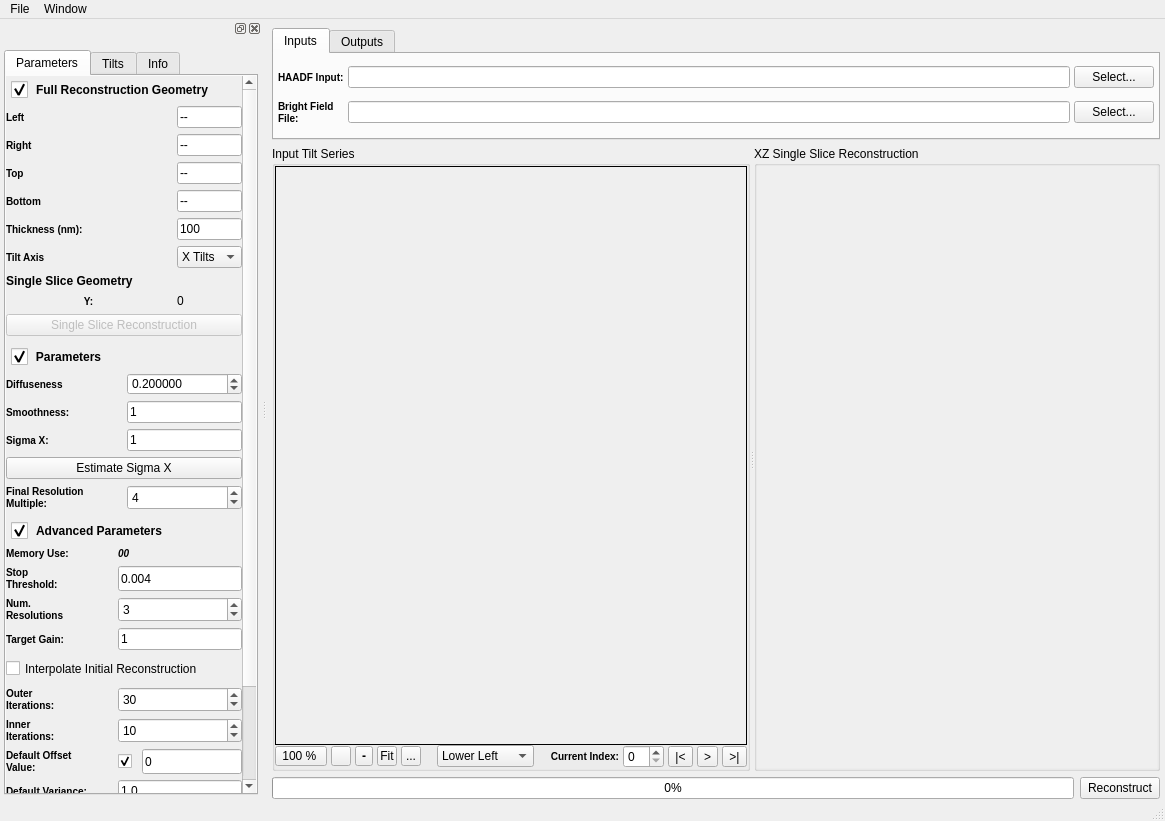
Before: the Qt Designer form Code/Applications/TomoGui/UI_Files/TomoGui.ui in OpenMBIR/OpenMBIR-TEM, drawn with Qt 5.
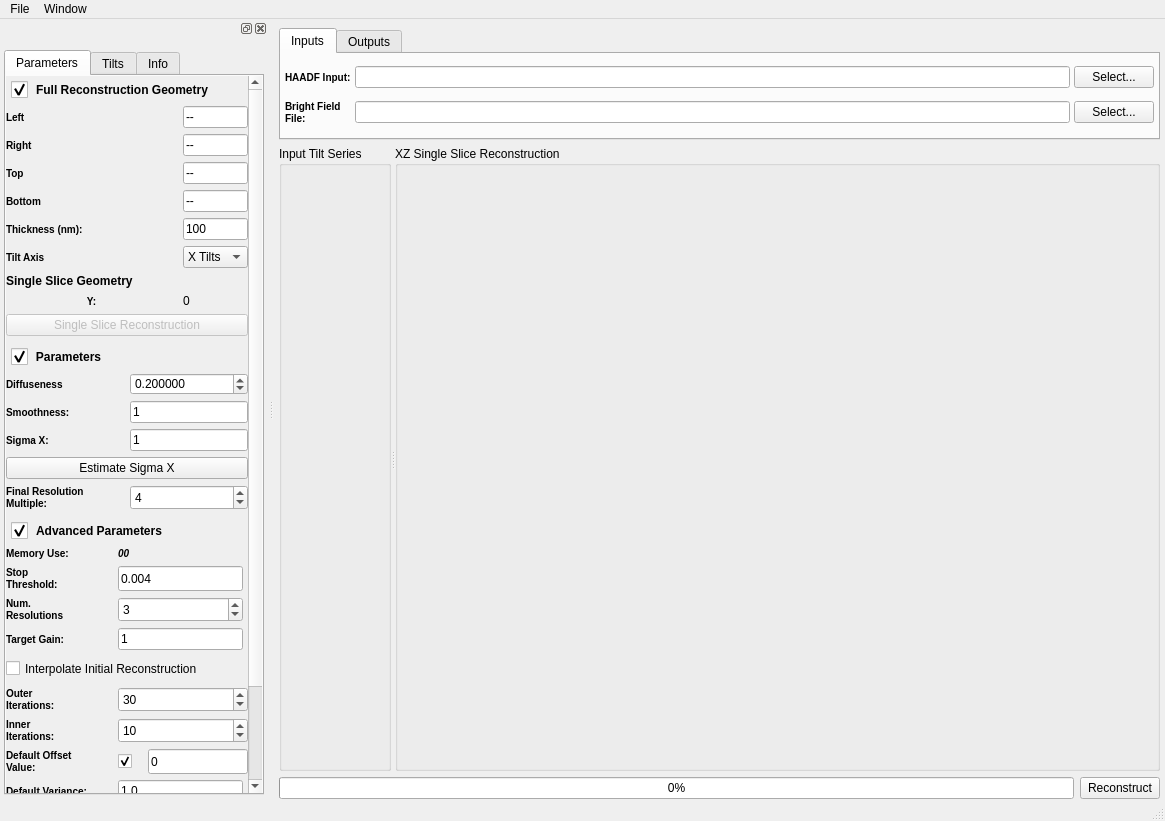
After: the same form once the commit is applied. Icons and pictures are not drawn. Custom widgets are drawn as their Qt base class.

Commit message: Refactoring the GUI for better user interaction with the image/tilt series display

```diff
--- a/Code/Applications/TomoGui/UI_Files/TomoGui.ui
+++ b/Code/Applications/TomoGui/UI_Files/TomoGui.ui
@@ -327,350 +327,7 @@
          <number>0</number>
         </property>
         <item>
-         <widget class="QFrame" name="frame_2">
-          <property name="sizePolicy">
-           <sizepolicy hsizetype="Expanding" vsizetype="Expanding">
-            <horstretch>0</horstretch>
-            <verstretch>0</verstretch>
-           </sizepolicy>
-          </property>
-          <property name="frameShape">
-           <enum>QFrame::Box</enum>
-          </property>
-          <property name="frameShadow">
-           <enum>QFrame::Plain</enum>
-          </property>
-          <layout class="QHBoxLayout" name="horizontalLayout_3">
-           <property name="spacing">
-            <number>0</number>
-           </property>
-           <property name="margin">
-            <number>0</number>
-           </property>
-           <item>
-            <widget class="TomoGuiGraphicsView" name="m_GraphicsView" native="true">
-             <property name="sizePolicy">
-              <sizepolicy hsizetype="Expanding" vsizetype="Expanding">
-               <horstretch>0</horstretch>
-               <verstretch>0</verstretch>
-              </sizepolicy>
-             </property>
-             <property name="minimumSize">
-              <size>
-               <width>0</width>
-               <height>0</height>
-              </size>
-             </property>
-             <property name="maximumSize">
-              <size>
-               <width>16777215</width>
-               <height>16777215</height>
-              </size>
-             </property>
-             <property name="baseSize">
-              <size>
-               <width>0</width>
-               <height>0</height>
-              </size>
-             </property>
-             <property name="acceptDrops">
-              <bool>true</bool>
-             </property>
-             <property name="autoFillBackground">
-              <bool>true</bool>
-             </property>
-             <layout class="QGridLayout" name="gridLayout">
-              <property name="margin">
-               <number>0</number>
-              </property>
-              <property name="spacing">
-               <number>0</number>
-              </property>
-             </layout>
-            </widget>
-           </item>
-          </layout>
-         </widget>
-        </item>
-        <item>
-         <layout class="QHBoxLayout" name="horizontalLayout_5">
-          <property name="spacing">
-           <number>4</number>
-          </property>
-          <item>
-           <widget class="QToolButton" name="zoomButton">
-            <property name="maximumSize">
-             <size>
-              <width>16777</width>
-              <height>20</height>
-             </size>
-            </property>
-            <property name="font">
-             <font>
-              <weight>50</weight>
-              <bold>false</bold>
-             </font>
-            </property>
-            <property name="statusTip">
-             <string>Selects a set magnification level</string>
-            </property>
-            <property name="text">
-             <string>100 % </string>
-            </property>
-            <property name="popupMode">
-             <enum>QToolButton::InstantPopup</enum>
-            </property>
-            <property name="toolButtonStyle">
-             <enum>Qt::ToolButtonTextOnly</enum>
-            </property>
-            <property name="arrowType">
-             <enum>Qt::UpArrow</enum>
-            </property>
-           </widget>
-          </item>
-          <item>
-           <widget class="QToolButton" name="zoomIn">
-            <property name="maximumSize">
-             <size>
-              <width>20</width>
-              <height>20</height>
-             </size>
-            </property>
-            <property name="font">
-             <font>
-              <pointsize>11</pointsize>
-              <weight>50</weight>
-              <bold>false</bold>
-             </font>
-            </property>
-            <property name="statusTip">
-             <string>Zooms into the image(s) making them appear larger</string>
-            </property>
-            <property name="text">
-             <string/>
-            </property>
-            <property name="icon">
-             <iconset resource="../../../../Resources/icons/images/Icons.qrc">
-              <normaloff>:/plus.png</normaloff>:/plus.png</iconset>
-            </property>
-            <property name="iconSize">
-             <size>
-              <width>16</width>
-              <height>16</height>
-             </size>
-            </property>
-            <property name="shortcut">
-             <string>Ctrl+S</string>
-            </property>
-           </widget>
-          </item>
-          <item>
-           <widget class="QToolButton" name="zoomOut">
-            <property name="maximumSize">
-             <size>
-              <width>20</width>
-              <height>20</height>
-             </size>
-            </property>
-            <property name="font">
-             <font>
-              <weight>75</weight>
-              <bold>true</bold>
-             </font>
-            </property>
-            <property name="statusTip">
-             <string>Zooms Out from the image(s) making them appear smaller</string>
-            </property>
-            <property name="text">
-             <string>-</string>
-            </property>
-            <property name="icon">
-             <iconset resource="../../../../Resources/icons/images/Icons.qrc">
-              <normaloff>:/minus.png</normaloff>:/minus.png</iconset>
-            </property>
-            <property name="iconSize">
-             <size>
-              <width>16</width>
-              <height>16</height>
-             </size>
-            </property>
-            <property name="shortcut">
-             <string>Ctrl+S</string>
-            </property>
-           </widget>
-          </item>
-          <item>
-           <widget class="QToolButton" name="fitToWindow">
-            <property name="maximumSize">
-             <size>
-              <width>20</width>
-              <height>20</height>
-             </size>
-            </property>
-            <property name="toolTip">
-             <string>Fits the image(s) into the current window size area.</string>
-            </property>
-            <property name="statusTip">
-             <string>Fits the image(s) into the current window size area.</string>
-            </property>
-            <property name="text">
-             <string>Fit</string>
-            </property>
-            <property name="icon">
-             <iconset resource="../../../../Resources/icons/images/Icons.qrc">
-              <normaloff>:/magnifyingglass.png</normaloff>:/magnifyingglass.png</iconset>
-            </property>
-           </widget>
-          </item>
-          <item>
-           <widget class="QToolButton" name="layersPalette">
-            <property name="maximumSize">
-             <size>
-              <width>20</width>
-              <height>20</height>
-             </size>
-            </property>
-            <property name="toolTip">
-             <string>Click to show the Layers Adjustments Palette</string>
-            </property>
-            <property name="statusTip">
-             <string>Click to show the Layers Adjustments Palette</string>
-            </property>
-            <property name="text">
-             <string>...</string>
-            </property>
-            <property name="icon">
-             <iconset resource="../../../../Resources/icons/images/Icons.qrc">
-              <normaloff>:/photos.png</normaloff>:/photos.png</iconset>
-            </property>
-            <property name="checkable">
-             <bool>false</bool>
-            </property>
-           </widget>
-          </item>
-          <item>
-           <spacer name="horizontalSpacer_4">
-            <property name="orientation">
-             <enum>Qt::Horizontal</enum>
-            </property>
-            <property name="sizeType">
-             <enum>QSizePolicy::Fixed</enum>
-            </property>
-            <property name="sizeHint" stdset="0">
-             <size>
-              <width>12</width>
-              <height>20</height>
-             </size>
-            </property>
-           </spacer>
-          </item>
-          <item>
-           <widget class="QComboBox" name="originCB">
-            <property name="currentIndex">
-             <number>3</number>
-            </property>
-            <item>
-             <property name="text">
-              <string>Upper Left</string>
-             </property>
-            </item>
-            <item>
-             <property name="text">
-              <string>Upper Right</string>
-             </property>
-            </item>
-            <item>
-             <property name="text">
-              <string>Lower Right</string>
-             </property>
-            </item>
-            <item>
-             <property name="text">
-              <string>Lower Left</string>
-             </property>
-            </item>
-           </widget>
-          </item>
-          <item>
-           <spacer name="horizontalSpacer_5">
-            <property name="orientation">
-             <enum>Qt::Horizontal</enum>
-            </property>
-            <property name="sizeType">
-             <enum>QSizePolicy::Fixed</enum>
-            </property>
-            <property name="sizeHint" stdset="0">
-             <size>
-              <width>12</width>
-              <height>20</height>
-             </size>
-            </property>
-           </spacer>
-          </item>
-          <item>
-           <widget class="QLabel" name="label_32">
-            <property name="font">
-             <font>
-              <pointsize>-1</pointsize>
-              <weight>75</weight>
-              <bold>true</bold>
-             </font>
-            </property>
-            <property name="styleSheet">
-             <string notr="true">QLabel {
-font-weight: bold;
-font-size: 10px;
-}</string>
-            </property>
-            <property name="text">
-             <string>Current Index:</string>
-            </property>
-            <property name="alignment">
-             <set>Qt::AlignRight|Qt::AlignTrailing|Qt::AlignVCenter</set>
-            </property>
-           </widget>
-          </item>
-          <item>
-           <widget class="QSpinBox" name="currentTiltIndex"/>
-          </item>
-          <item>
-           <widget class="QToolButton" name="skipStart">
-            <property name="text">
-             <string>|&lt;</string>
-            </property>
-           </widget>
-          </item>
-          <item>
-           <widget class="QToolButton" name="playBtn">
-            <property name="toolTip">
-             <string>Cycles through all tilts in the file.</string>
-            </property>
-            <property name="text">
-             <string>&gt;</string>
-            </property>
-           </widget>
-          </item>
-          <item>
-           <widget class="QToolButton" name="skipEnd">
-            <property name="text">
-             <string>&gt;|</string>
-            </property>
-           </widget>
-          </item>
-          <item>
-           <spacer name="horizontalSpacer_2">
-            <property name="orientation">
-             <enum>Qt::Horizontal</enum>
-            </property>
-            <property name="sizeHint" stdset="0">
-             <size>
-              <width>40</width>
-              <height>20</height>
-             </size>
-            </property>
-           </spacer>
-          </item>
-         </layout>
+         <widget class="QMRCDisplayWidget" name="m_MRCDisplayWidget" native="true"/>
         </item>
        </layout>
       </widget>
@@ -692,7 +349,7 @@
          <number>5</number>
         </property>
         <item row="0" column="0">
-         <widget class="TomoGuiGraphicsView" name="m_GraphicsView_2" native="true">
+         <widget class="QMRCDisplayWidget" name="m_ReconstructedDisplayWidget" native="true">
           <property name="sizePolicy">
            <sizepolicy hsizetype="Expanding" vsizetype="Expanding">
             <horstretch>0</horstretch>
@@ -721,7 +378,7 @@
            <bool>true</bool>
           </property>
           <property name="autoFillBackground">
-           <bool>true</bool>
+           <bool>false</bool>
           </property>
           <layout class="QGridLayout" name="gridLayout_10">
            <property name="margin">
@@ -889,8 +546,8 @@
              <rect>
               <x>0</x>
               <y>0</y>
-              <width>235</width>
-              <height>929</height>
+              <width>263</width>
+              <height>917</height>
              </rect>
             </property>
             <layout class="QVBoxLayout" name="verticalLayout_6">
@@ -978,9 +635,6 @@
                   <property name="margin">
                    <number>0</number>
                   </property>
-                  <property name="spacing">
-                   <number>6</number>
-                  </property>
                   <item row="2" column="0">
                    <widget class="QLabel" name="label_3">
                     <property name="sizePolicy">
@@ -1482,9 +1136,6 @@
                   <property name="margin">
                    <number>0</number>
                   </property>
-                  <property name="spacing">
-                   <number>6</number>
-                  </property>
                   <item row="0" column="0">
                    <widget class="QLabel" name="label_33">
                     <property name="sizePolicy">
@@ -1714,9 +1365,6 @@
                   <property name="margin">
                    <number>0</number>
                   </property>
-                  <property name="spacing">
-                   <number>6</number>
-                  </property>
                   <item row="0" column="0">
                    <widget class="QLabel" name="label_41">
                     <property name="styleSheet">
@@ -3504,18 +3152,18 @@
    <extends>QLineEdit</extends>
    <header location="global">QFSDropLineEdit.h</header>
   </customwidget>
-  <customwidget>
-   <class>TomoGuiGraphicsView</class>
-   <extends>QWidget</extends>
-   <header location="global">TomoGuiGraphicsView.h</header>
-   <container>1</container>
-  </customwidget>
   <customwidget>
    <class>QDisclosableGroupBox</class>
    <extends>QGroupBox</extends>
    <header location="global">QDisclosableGroupBox.h</header>
    <container>1</container>
   </customwidget>
+  <customwidget>
+   <class>QMRCDisplayWidget</class>
+   <extends>QWidget</extends>
+   <header location="global">QMRCDisplayWidget.h</header>
+   <container>1</container>
+  </customwidget>
  </customwidgets>
  <resources>
   <include location="../../../../Resources/icons/images/Icons.qrc"/>
```
Left out of the diff: 12 changed lines with no effect on the pictures. The commit also changes 10 other files.
